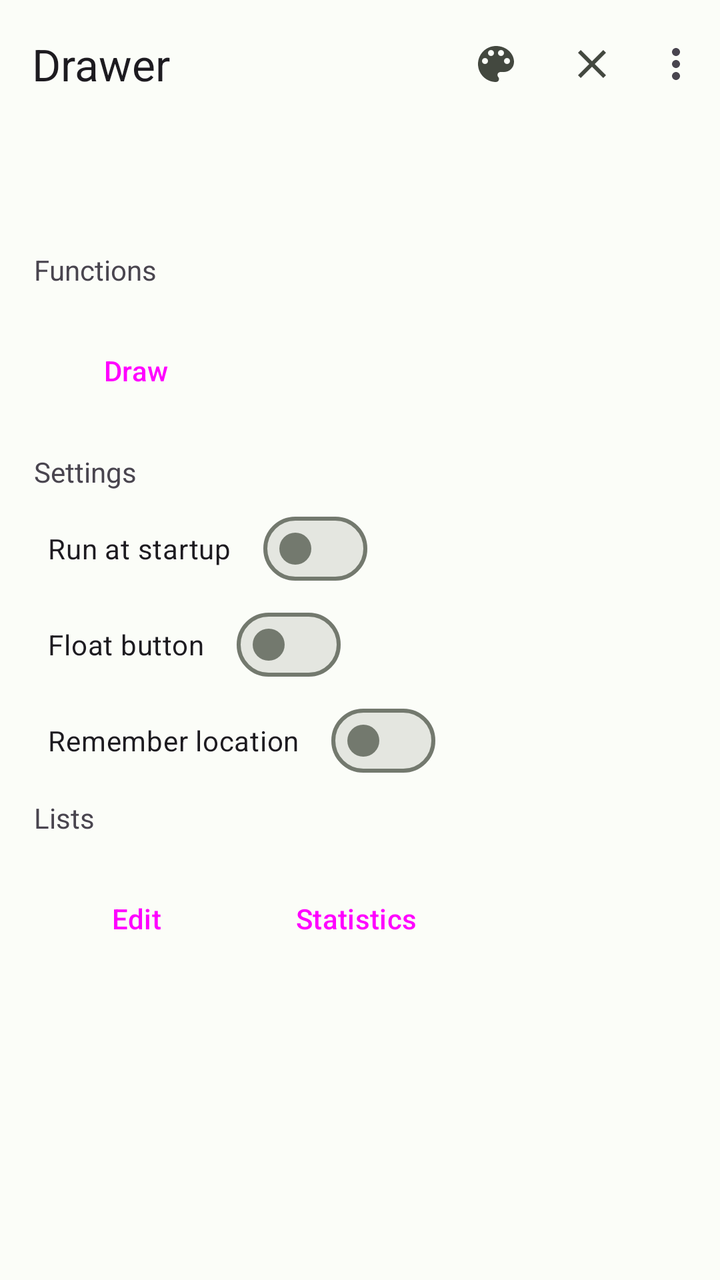
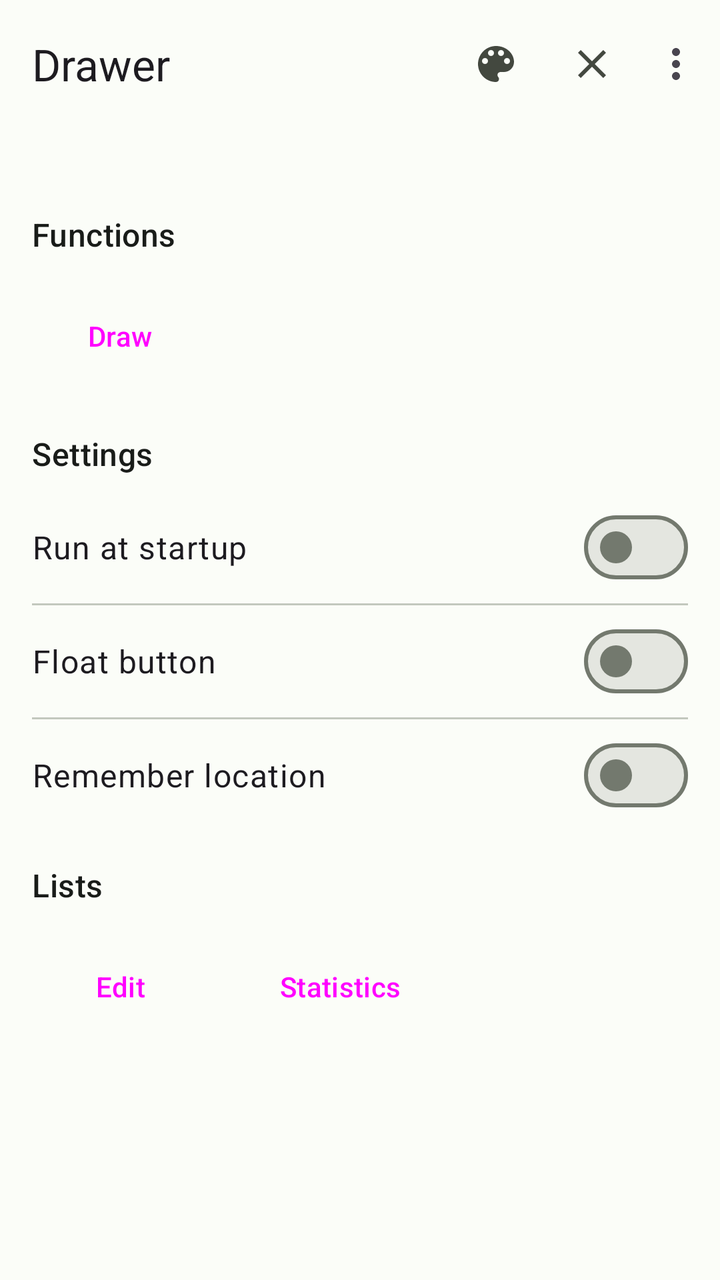

The first picture is an Android layout as it rendered before a commit; the second is the same layout after the commit. The layout source and the unified diff follow.
<!-- AndroidManifest.xml: application theme Theme.Drawer -->
<!-- res/layout/activity_main.xml -->
<?xml version="1.0" encoding="utf-8"?>
<androidx.coordinatorlayout.widget.CoordinatorLayout xmlns:android="http://schemas.android.com/apk/res/android"
    xmlns:app="http://schemas.android.com/apk/res-auto"
    xmlns:tools="http://schemas.android.com/tools"
    android:id="@+id/main_layout"
    android:layout_width="match_parent"
    android:layout_height="match_parent"
    tools:context=".MainActivity">

    <com.google.android.material.appbar.AppBarLayout
        android:layout_width="match_parent"
        android:layout_height="wrap_content">

        <com.google.android.material.appbar.MaterialToolbar
            android:id="@+id/topAppBar"
            android:layout_width="match_parent"
            android:layout_height="wrap_content"
            android:minHeight="?attr/actionBarSize"
            app:menu="@menu/main_app_bar"
            app:title="@string/app_name" />

    </com.google.android.material.appbar.AppBarLayout>

    <androidx.core.widget.NestedScrollView
        android:layout_width="match_parent"
        android:layout_height="match_parent"
        android:fillViewport="true"
        app:layout_behavior="@string/appbar_scrolling_view_behavior">

        <LinearLayout
            android:layout_width="match_parent"
            android:layout_height="wrap_content"
            android:gravity="center_vertical"
            android:orientation="vertical"
            android:paddingStart="12dp"
            android:paddingBottom="88dp">

            <com.google.android.material.textview.MaterialTextView
                android:layout_width="match_parent"
                android:layout_height="wrap_content"
                android:padding="5dp"
                android:text="@string/functions" />

            <LinearLayout
                android:layout_width="match_parent"
                android:layout_height="wrap_content"
                android:orientation="horizontal"
                android:padding="12dp">

                <Button
                    android:id="@+id/draw_btn"
                    style="@style/Widget.Material3.Button.ElevatedButton"
                    android:layout_width="wrap_content"
                    android:layout_height="wrap_content"
                    android:text="@string/menu_draw" />
            </LinearLayout>

            <com.google.android.material.textview.MaterialTextView
                android:layout_width="match_parent"
                android:layout_height="wrap_content"
                android:padding="5dp"
                android:text="@string/settings" />

            <com.google.android.material.materialswitch.MaterialSwitch
                android:id="@+id/start_on_boot_switch"
                android:layout_width="wrap_content"
                android:layout_height="wrap_content"
                android:checked="false"
                android:padding="12dp"
                android:text="@string/settings_start_on_boot" />

            <com.google.android.material.materialswitch.MaterialSwitch
                android:id="@+id/float_switch"
                android:layout_width="wrap_content"
                android:layout_height="wrap_content"
                android:checked="false"
                android:padding="12dp"
                android:text="@string/settings_float_button" />

            <com.google.android.material.materialswitch.MaterialSwitch
                android:id="@+id/location_switch"
                android:layout_width="wrap_content"
                android:layout_height="wrap_content"
                android:checked="false"
                android:padding="12dp"
                android:text="@string/settings_location_switch" />

            <com.google.android.material.textview.MaterialTextView
                android:layout_width="match_parent"
                android:layout_height="wrap_content"
                android:padding="5dp"
                android:text="@string/lists" />

            <LinearLayout
                android:layout_width="match_parent"
                android:layout_height="wrap_content"
                android:orientation="horizontal"
                android:padding="12dp">

                <Button
                    android:id="@+id/edit_btn"
                    style="@style/Widget.Material3.Button.ElevatedButton"
                    android:layout_width="wrap_content"
                    android:layout_height="wrap_content"
                    android:layout_marginEnd="12dp"
                    android:text="@string/lists_edit" />

                <Button
                    android:id="@+id/stat_btn"
                    style="@style/Widget.Material3.Button.ElevatedButton"
                    android:layout_width="wrap_content"
                    android:layout_height="wrap_content"
                    android:text="@string/lists_statistics" />
            </LinearLayout>

        </LinearLayout>

    </androidx.core.widget.NestedScrollView>

</androidx.coordinatorlayout.widget.CoordinatorLayout>
<!-- resources referenced by this layout -->
<resources>
  <string name="app_name" translatable="false">Drawer</string>
  <string name="functions">Functions</string>
  <string name="lists">Lists</string>
  <string name="lists_edit">Edit</string>
  <string name="lists_statistics">Statistics</string>
  <string name="menu_draw">Draw</string>
  <string name="settings">Settings</string>
  <string name="settings_float_button">Float button</string>
  <color name="md_theme_primary">#006E1C</color>
  <color name="md_theme_onPrimary">#FFFFFF</color>
  <color name="md_theme_primaryContainer">#94F990</color>
  <color name="md_theme_onPrimaryContainer">#002204</color>
  <color name="md_theme_secondary">#52634F</color>
  <color name="md_theme_onSecondary">#FFFFFF</color>
  <color name="md_theme_secondaryContainer">#D5E8CF</color>
  <color name="md_theme_onSecondaryContainer">#101F10</color>
  <color name="md_theme_tertiary">#38656A</color>
  <color name="md_theme_onTertiary">#FFFFFF</color>
  <color name="md_theme_tertiaryContainer">#BCEBF0</color>
  <color name="md_theme_onTertiaryContainer">#002023</color>
  <color name="md_theme_error">#BA1A1A</color>
  <color name="md_theme_onError">#FFFFFF</color>
  <color name="md_theme_errorContainer">#FFDAD6</color>
  <color name="md_theme_onErrorContainer">#410002</color>
  <color name="md_theme_background">#FBFDF8</color>
  <color name="md_theme_onBackground">#191C19</color>
  <color name="md_theme_surface">#FBFDF8</color>
  <color name="md_theme_onSurface">#191C19</color>
  <color name="md_theme_surfaceVariant">#DFE4DB</color>
  <color name="md_theme_onSurfaceVariant">#43483F</color>
  <color name="md_theme_outline">#73796E</color>
  <color name="md_theme_outlineVariant">#C3C8BE</color>
  <color name="md_theme_inverseSurface">#2E312E</color>
  <color name="md_theme_inverseOnSurface">#F0F1EC</color>
  <color name="md_theme_inversePrimary">#79DC75</color>
  <color name="md_theme_surfaceDim">#DBDFD9</color>
  <color name="md_theme_surfaceBright">#FBFDF8</color>
  <color name="md_theme_surfaceContainerLowest">#FFFFFF</color>
  <color name="md_theme_surfaceContainerLow">#F5F7F1</color>
  <color name="md_theme_surfaceContainer">#EFF1EC</color>
  <color name="md_theme_surfaceContainerHigh">#E9EBE6</color>
  <!-- unchanged entries left out for length: 4 -->
</resources>

<!-- the commit's change to res/layout/activity_main.xml (unified diff, before → after) -->
@@ -32,20 +32,20 @@
             android:layout_height="wrap_content"
             android:gravity="center_vertical"
             android:orientation="vertical"
-            android:paddingStart="12dp"
-            android:paddingBottom="88dp">
+            android:paddingBottom="@dimen/main_content_bottom_compensation">
 
             <com.google.android.material.textview.MaterialTextView
-                android:layout_width="match_parent"
-                android:layout_height="wrap_content"
-                android:padding="5dp"
+                style="@style/Widget.Drawer.SectionHeader"
                 android:text="@string/functions" />
 
             <LinearLayout
                 android:layout_width="match_parent"
                 android:layout_height="wrap_content"
                 android:orientation="horizontal"
-                android:padding="12dp">
+                android:paddingStart="@dimen/spacing_l"
+                android:paddingTop="@dimen/spacing_s"
+                android:paddingEnd="@dimen/spacing_l"
+                android:paddingBottom="@dimen/spacing_s">
 
                 <Button
                     android:id="@+id/draw_btn"
@@ -56,53 +56,50 @@
             </LinearLayout>
 
             <com.google.android.material.textview.MaterialTextView
-                android:layout_width="match_parent"
-                android:layout_height="wrap_content"
-                android:padding="5dp"
+                style="@style/Widget.Drawer.SectionHeader"
                 android:text="@string/settings" />
 
             <com.google.android.material.materialswitch.MaterialSwitch
                 android:id="@+id/start_on_boot_switch"
-                android:layout_width="wrap_content"
-                android:layout_height="wrap_content"
+                style="@style/Widget.Drawer.SettingSwitch"
                 android:checked="false"
-                android:padding="12dp"
                 android:text="@string/settings_start_on_boot" />
+
+            <View style="@style/Widget.Drawer.ListDivider" />
 
             <com.google.android.material.materialswitch.MaterialSwitch
                 android:id="@+id/float_switch"
-                android:layout_width="wrap_content"
-                android:layout_height="wrap_content"
+                style="@style/Widget.Drawer.SettingSwitch"
                 android:checked="false"
-                android:padding="12dp"
                 android:text="@string/settings_float_button" />
+
+            <View style="@style/Widget.Drawer.ListDivider" />
 
             <com.google.android.material.materialswitch.MaterialSwitch
                 android:id="@+id/location_switch"
-                android:layout_width="wrap_content"
-                android:layout_height="wrap_content"
+                style="@style/Widget.Drawer.SettingSwitch"
                 android:checked="false"
-                android:padding="12dp"
                 android:text="@string/settings_location_switch" />
 
             <com.google.android.material.textview.MaterialTextView
-                android:layout_width="match_parent"
-                android:layout_height="wrap_content"
-                android:padding="5dp"
+                style="@style/Widget.Drawer.SectionHeader"
                 android:text="@string/lists" />
 
             <LinearLayout
                 android:layout_width="match_parent"
                 android:layout_height="wrap_content"
                 android:orientation="horizontal"
-                android:padding="12dp">
+                android:paddingStart="@dimen/spacing_l"
+                android:paddingTop="@dimen/spacing_s"
+                android:paddingEnd="@dimen/spacing_l"
+                android:paddingBottom="@dimen/spacing_s">
 
                 <Button
                     android:id="@+id/edit_btn"
                     style="@style/Widget.Material3.Button.ElevatedButton"
                     android:layout_width="wrap_content"
                     android:layout_height="wrap_content"
-                    android:layout_marginEnd="12dp"
+                    android:layout_marginEnd="@dimen/spacing_m"
                     android:text="@string/lists_edit" />
 
                 <Button
<!-- resource entries referenced after the edit -->
@@ -1,5 +1,9 @@
 <!-- resources referenced by this layout -->
 <resources>
+  <dimen name="main_content_bottom_compensation">88dp</dimen>
+  <dimen name="spacing_l">16dp</dimen>
+  <dimen name="spacing_m">12dp</dimen>
+  <dimen name="spacing_s">8dp</dimen>
   <string name="app_name" translatable="false">Drawer</string>
   <string name="functions">Functions</string>
   <string name="lists">Lists</string>
@@ -8,6 +12,32 @@
   <string name="menu_draw">Draw</string>
   <string name="settings">Settings</string>
   <string name="settings_float_button">Float button</string>
+  <style name="Widget.Drawer.ListDivider" parent="">
+          <item name="android:layout_width">match_parent</item>
+          <item name="android:layout_height">1dp</item>
+          <item name="android:layout_marginStart">@dimen/spacing_l</item>
+          <item name="android:layout_marginEnd">@dimen/spacing_l</item>
+          <item name="android:background">?attr/colorOutlineVariant</item>
+      </style>
+  <style name="Widget.Drawer.SectionHeader" parent="">
+          <item name="android:layout_width">match_parent</item>
+          <item name="android:layout_height">wrap_content</item>
+          <item name="android:paddingStart">@dimen/spacing_l</item>
+          <item name="android:paddingEnd">@dimen/spacing_l</item>
+          <item name="android:paddingTop">@dimen/spacing_l</item>
+          <item name="android:paddingBottom">@dimen/spacing_s</item>
+          <item name="android:textAppearance">?attr/textAppearanceTitleMedium</item>
+          <item name="android:textColor">?attr/colorOnSurface</item>
+      </style>
+  <style name="Widget.Drawer.SettingSwitch" parent="Widget.Material3.CompoundButton.MaterialSwitch">
+          <item name="android:layout_width">match_parent</item>
+          <item name="android:layout_height">wrap_content</item>
+          <item name="android:minHeight">@dimen/list_item_min_height</item>
+          <item name="android:paddingStart">@dimen/spacing_l</item>
+          <item name="android:paddingEnd">@dimen/spacing_l</item>
+          <item name="android:textAppearance">?attr/textAppearanceBodyLarge</item>
+      </style>
+  <dimen name="list_item_min_height">56dp</dimen>
   <color name="md_theme_primary">#006E1C</color>
   <color name="md_theme_onPrimary">#FFFFFF</color>
   <color name="md_theme_primaryContainer">#94F990</color>
